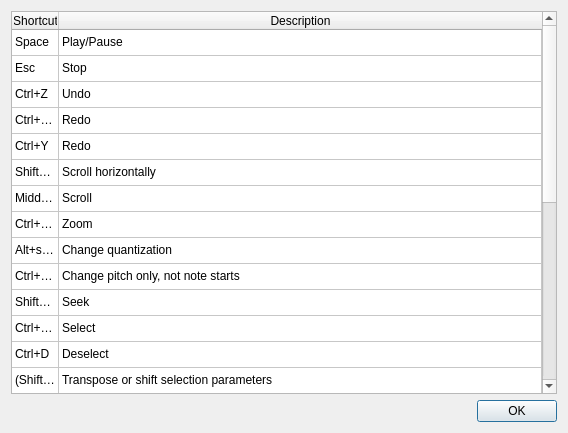
Above: src/editor/ShortcutsDialog.ui from yuxshao/ptcollab before the change. Below: the same form after it.
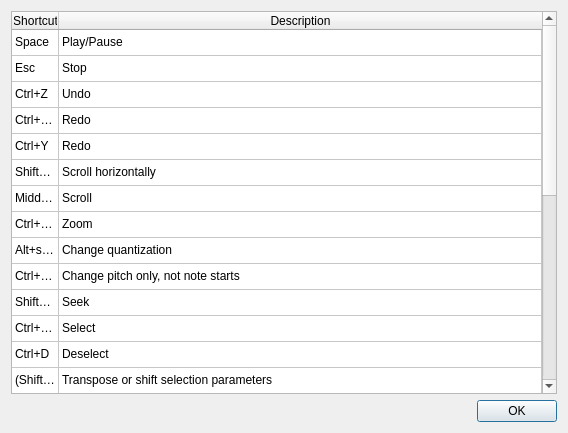
That is the form after the change.

Commit message: auto step forward on note input, and copy options + default save session

Patch:
```diff
--- a/src/editor/ShortcutsDialog.ui
+++ b/src/editor/ShortcutsDialog.ui
@@ -170,6 +170,11 @@
        <string>New Row</string>
       </property>
      </row>
+     <row>
+      <property name="text">
+       <string>New Row</string>
+      </property>
+     </row>
      <column>
       <property name="text">
        <string>Shortcut</string>
@@ -422,20 +427,30 @@
      </item>
      <item row="24" column="0">
       <property name="text">
-       <string>I,K</string>
+       <string>Ctrl+L</string>
       </property>
      </item>
      <item row="24" column="1">
       <property name="text">
-       <string>Increase / decrease step size (useful for MIDI)</string>
+       <string>Toggle auto-step forward on note input</string>
       </property>
      </item>
      <item row="25" column="0">
       <property name="text">
-       <string>Alt+Q</string>
+       <string>I,K</string>
       </property>
      </item>
      <item row="25" column="1">
+      <property name="text">
+       <string>Increase / decrease step size (useful for MIDI)</string>
+      </property>
+     </item>
+     <item row="26" column="0">
+      <property name="text">
+       <string>Alt+Q</string>
+      </property>
+     </item>
+     <item row="26" column="1">
       <property name="text">
        <string>Quantize selection (useful for MIDI)</string>
       </property>
```
The commit also changes 7 other files.
